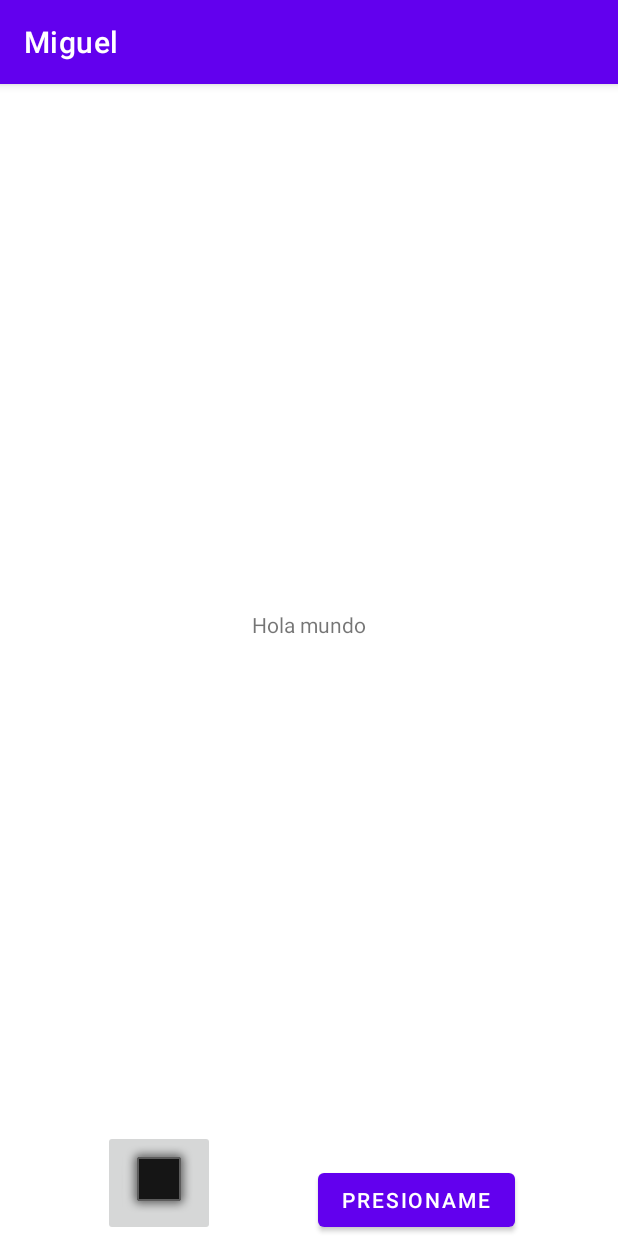
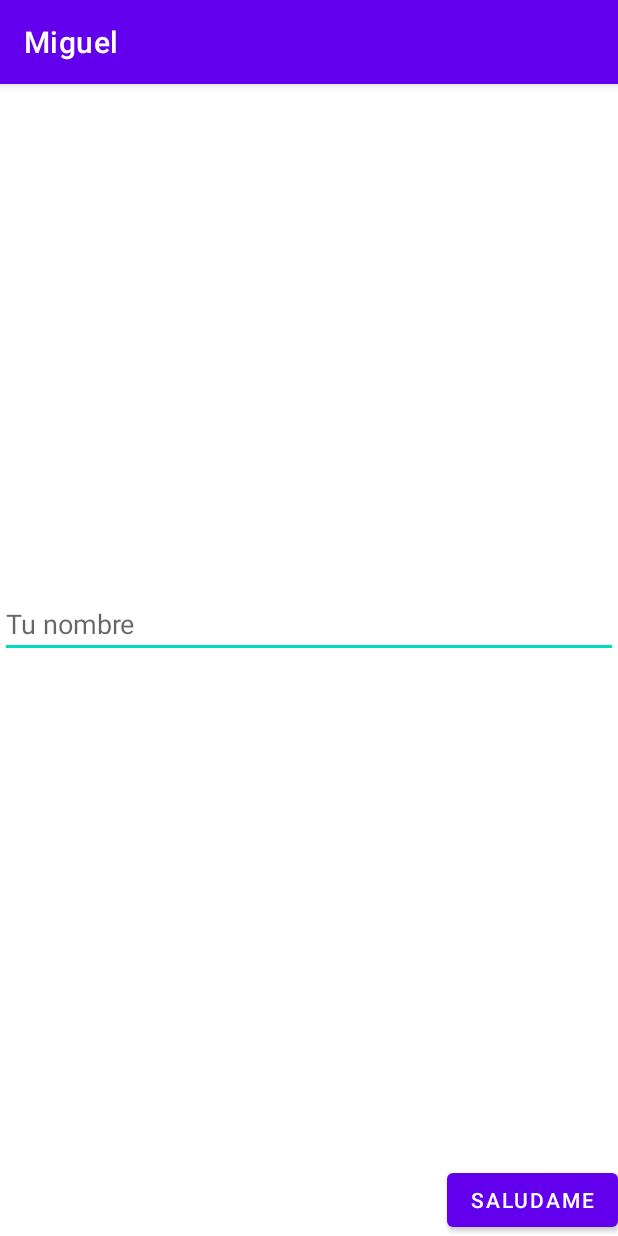
Before and after one commit to parisbs/miguel-project, an Android app: the screen it shows after launch (MainActivity), on a phone screen of 412 x 824 dp. Run offline under Robolectric (Android 15) with nearby library versions, the phone set to English and light mode, and no system bars.

Commit message:
Agregar segunda activity con parametros

```diff
--- a/app/src/main/AndroidManifest.xml
+++ b/app/src/main/AndroidManifest.xml
@@ -9,7 +9,8 @@
         android:roundIcon="@mipmap/ic_launcher_round"
         android:supportsRtl="true"
         android:theme="@style/Theme.Miguel">
-        <activity android:name=".MainActivity">
+        <activity android:name=".segundo.SecondActivity"></activity>
+        <activity android:name=".principal.MainActivity">
             <intent-filter>
                 <action android:name="android.intent.action.MAIN" />
 
--- a/app/src/main/java/com/example/miguel/MainActivity.kt
+++ /dev/null
@@ -1,37 +0,0 @@
-package com.example.miguel
-
-import androidx.appcompat.app.AppCompatActivity
-import android.os.Bundle
-import android.view.View
-import android.view.accessibility.AccessibilityEvent
-import android.widget.Button
-import android.widget.ImageButton
-import android.widget.TextView
-
-class MainActivity : AppCompatActivity() {
-
-    private lateinit var texto1: TextView
-    private lateinit var botonimagen2: ImageButton
-    private lateinit var boton1: Button
-
-    override fun onCreate(savedInstanceState: Bundle?) {
-        super.onCreate(savedInstanceState)
-        setContentView(R.layout.activity_main)
-
-        texto1 = findViewById<TextView>(R.id.texto1)
-        botonimagen2 = findViewById<ImageButton>(R.id.botonimagen2)
-        boton1 = findViewById<Button>(R.id.boton1)
-
-        boton1?.setOnClickListener { view ->
-            texto1?.text = getString(R.string.main_presionaste_boton1)
-            texto1?.requestFocus()
-            texto1?.sendAccessibilityEvent(AccessibilityEvent.TYPE_VIEW_FOCUSED)
-        }
-
-        botonimagen2?.setOnClickListener { view ->
-            texto1?.text = getString(R.string.main_presionaste_otro_boton)
-            texto1?.requestFocus()
-            texto1?.sendAccessibilityEvent(AccessibilityEvent.TYPE_VIEW_FOCUSED)
-        }
-    }
-}
--- /dev/null
+++ b/app/src/main/java/com/example/miguel/principal/MainActivity.kt
@@ -0,0 +1,33 @@
+package com.example.miguel.principal
+
+import android.content.Intent
+import androidx.appcompat.app.AppCompatActivity
+import android.os.Bundle
+import android.view.accessibility.AccessibilityEvent
+import android.widget.Button
+import android.widget.EditText
+import android.widget.ImageButton
+import android.widget.TextView
+import com.example.miguel.R
+import com.example.miguel.segundo.SecondActivity
+
+class MainActivity : AppCompatActivity() {
+
+    private lateinit var nombre: EditText
+    private lateinit var boton1: Button
+
+    override fun onCreate(savedInstanceState: Bundle?) {
+        super.onCreate(savedInstanceState)
+        setContentView(R.layout.activity_main)
+
+        nombre = findViewById<EditText>(R.id.nombre)
+        boton1 = findViewById<Button>(R.id.boton1)
+
+        boton1?.setOnClickListener { view ->
+            Intent(this, SecondActivity::class.java).apply {
+                putExtra("nombre", nombre.text?.toString())
+                startActivity(this)
+            }
+        }
+    }
+}
--- a/app/src/main/res/layout/activity_main.xml
+++ b/app/src/main/res/layout/activity_main.xml
@@ -4,35 +4,25 @@
     xmlns:tools="http://schemas.android.com/tools"
     android:layout_width="match_parent"
     android:layout_height="match_parent"
-    tools:context=".MainActivity">
+    tools:context=".principal.MainActivity">
 
-    <TextView
-        android:id="@+id/texto1"
-        android:layout_width="wrap_content"
+    <EditText
+        android:id="@+id/nombre"
+        android:layout_width="match_parent"
         android:layout_height="wrap_content"
-        android:text="@string/main_saludo"
+        android:inputType="textPersonName"
+        android:hint="@string/main_nombre_hint"
         app:layout_constraintTop_toTopOf="parent"
         app:layout_constraintStart_toStartOf="parent"
         app:layout_constraintEnd_toEndOf="parent"
         app:layout_constraintBottom_toTopOf="@id/boton1" />
 
-    <ImageButton
-        android:id="@+id/botonimagen2"
-        android:layout_width="wrap_content"
-        android:layout_height="wrap_content"
-        android:src="@android:drawable/alert_dark_frame"
-        android:contentDescription="@string/btn_boton2"
-        app:layout_constraintBottom_toBottomOf="parent"
-        app:layout_constraintEnd_toStartOf="@id/boton1"
-        app:layout_constraintStart_toStartOf="parent" />
-
     <Button
-        android:id="@+id/boton1"
+            android:id="@+id/boton1"
         android:layout_width="wrap_content"
         android:layout_height="wrap_content"
         android:text="@string/btn_boton1"
         app:layout_constraintBottom_toBottomOf="parent"
-        app:layout_constraintStart_toEndOf="@id/botonimagen2"
         app:layout_constraintEnd_toEndOf="parent" />
 
 </androidx.constraintlayout.widget.ConstraintLayout>
--- a/app/src/main/res/values/strings.xml
+++ b/app/src/main/res/values/strings.xml
@@ -2,10 +2,8 @@
 
     <string name="app_name">Miguel</string>
 
-    <string name="main_saludo">Hola mundo</string>
-    <string name="btn_boton1">Presioname</string>
-    <string name="main_presionaste_boton1">Presionaste el boton 1</string>
-    <string name="btn_boton2">Boton de imagen</string>
-    <string name="main_presionaste_otro_boton">Presionaste el boton de imagen</string>
+    <string name="main_nombre_hint">Tu nombre</string>
+    <string name="second_saludo_personalizado">Hola %1$s</string>
+    <string name="btn_boton1">Saludame</string>
 
 </resources>
```
Also changed, not shown: app/src/main/java/com/example/miguel/segundo/SecondActivity.kt (added, +59 -0 lines), app/src/main/res/layout/activity_second.xml (added, +18 -0 lines).
